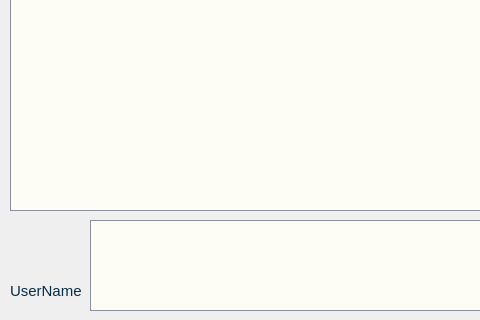
First picture: the form in desktop/InclusionDesktop/mainwindow.ui, repository Ampaex/inclusion, before the edit; both pictures show x 0 to 480 and y 280 to 600 of the 800 by 600 pixel window.
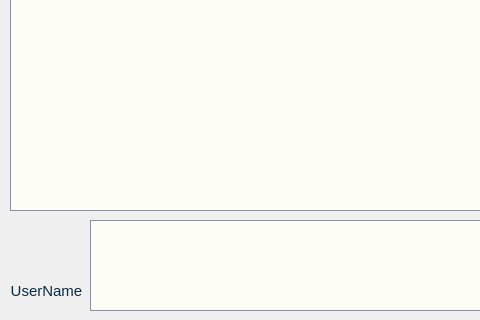
Second picture: the form after the edit. Icons and pictures are not drawn.

Commit message: Centrado el label de el nombre de usuario

Patch:
```diff
--- a/desktop/InclusionDesktop/mainwindow.ui
+++ b/desktop/InclusionDesktop/mainwindow.ui
@@ -704,18 +704,24 @@
     <widget class="QLabel" name="label_userName">
      <property name="geometry">
       <rect>
-       <x>10</x>
+       <x>6</x>
        <y>60</y>
        <width>81</width>
        <height>21</height>
       </rect>
      </property>
+     <property name="layoutDirection">
+      <enum>Qt::LeftToRight</enum>
+     </property>
      <property name="locale">
       <locale language="Spanish" country="Spain"/>
      </property>
      <property name="text">
       <string>UserName</string>
      </property>
+     <property name="alignment">
+      <set>Qt::AlignCenter</set>
+     </property>
     </widget>
     <widget class="QPushButton" name="clearButton">
      <property name="geometry">
```
